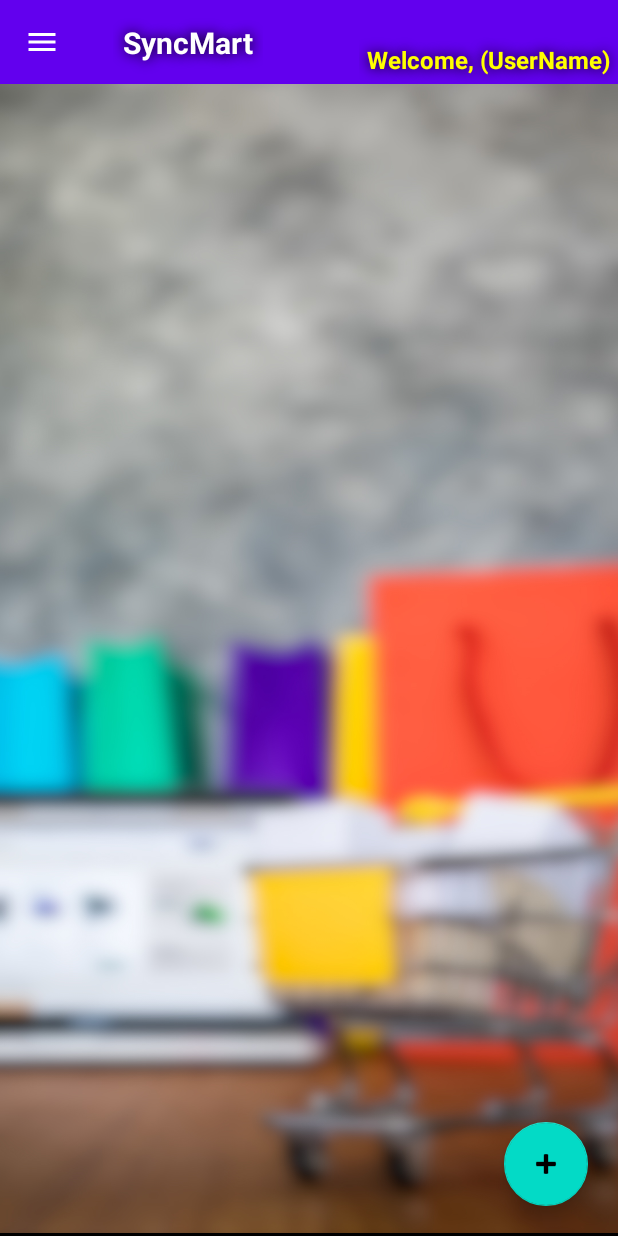
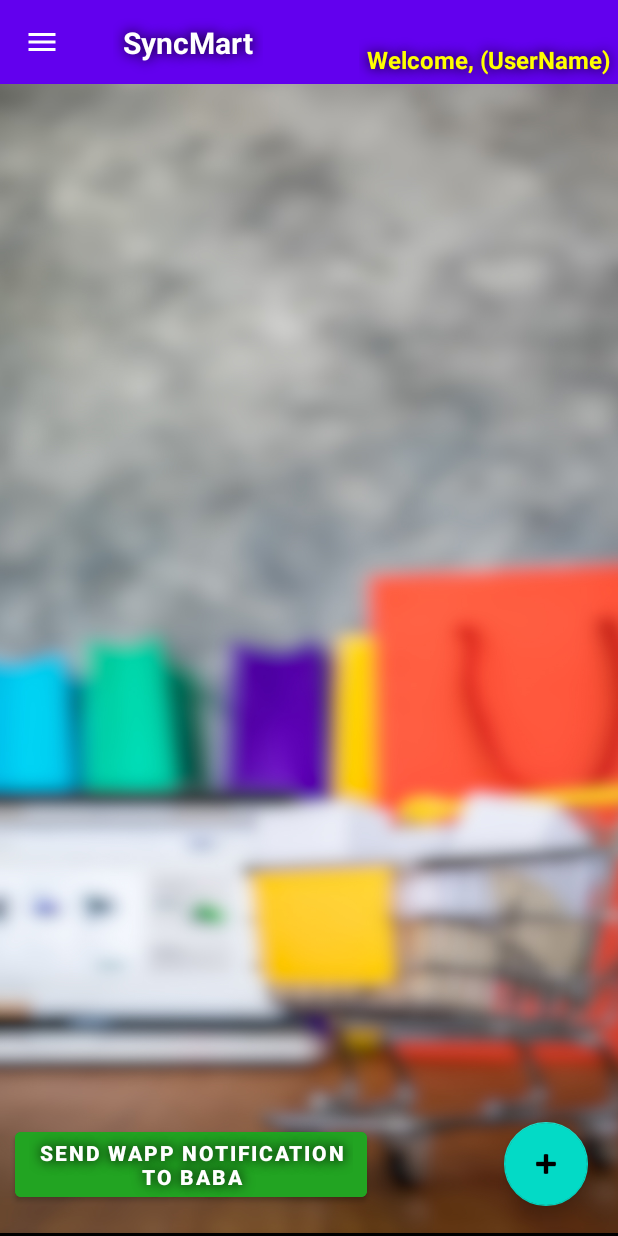
Before and after one commit to AdarshMishraIndia/SyncMart, an Android app built with Jetpack Compose: the screen it shows after launch once a user with an empty profile is signed in (ListManagementActivity), on a phone screen of 412 x 824 dp. Run offline under Robolectric (Android 15) with nearby library versions, the phone set to English and light mode, and no system bars; our stand-ins replace Firebase (no records; nobody signed in at launch, a user with empty details on screens opened directly).

Commit message:
SyncMart Version 1
Changes:
1. Added WhatsApp Notification using BhasSMS (Only for Admin Use)

TODO:
1. Improve Authentication experience by adding "Forgot Password" and "Delete Account" features and migrate to Google-based login.
2. Show number of selected items in ListManagementActivity in place of app title when in selection mode
3. Add logic in RegisterActivity.kt to create user document in firestore

```diff
--- a/app/src/main/res/layout/activity_list_management.xml
+++ b/app/src/main/res/layout/activity_list_management.xml
@@ -111,6 +111,22 @@
                 app:layout_constraintEnd_toEndOf="parent"
                 app:srcCompat="@android:drawable/ic_input_add" />
 
+            <Button
+                android:id="@+id/buttonSendWappNotif"
+                android:layout_width="wrap_content"
+                android:layout_height="wrap_content"
+                android:layout_marginStart="10dp"
+                android:layout_marginBottom="20dp"
+                android:textStyle="bold"
+                android:shadowRadius="10"
+                android:shadowColor="#000000"
+                android:backgroundTint="#22A422"
+                android:text="Send WApp Notification\nto Baba"
+                app:layout_constraintBottom_toBottomOf="parent"
+                app:layout_constraintStart_toStartOf="parent"
+                tools:ignore="HardcodedText" />
+
+
         </androidx.constraintlayout.widget.ConstraintLayout>
     </LinearLayout>
 
--- a/app/src/main/res/values/colors.xml
+++ b/app/src/main/res/values/colors.xml
@@ -11,4 +11,6 @@
     <color name="gray">#666565</color>
     <color name="gray_dark">#424242</color>
     <color name="green">#56FF00</color>
+    <color name="dark_green">#22A422</color>
+
 </resources>
```
Also changed, not shown: app/src/main/java/com/mana/syncmart/ListManagementActivity.kt (+102 -8 lines).
